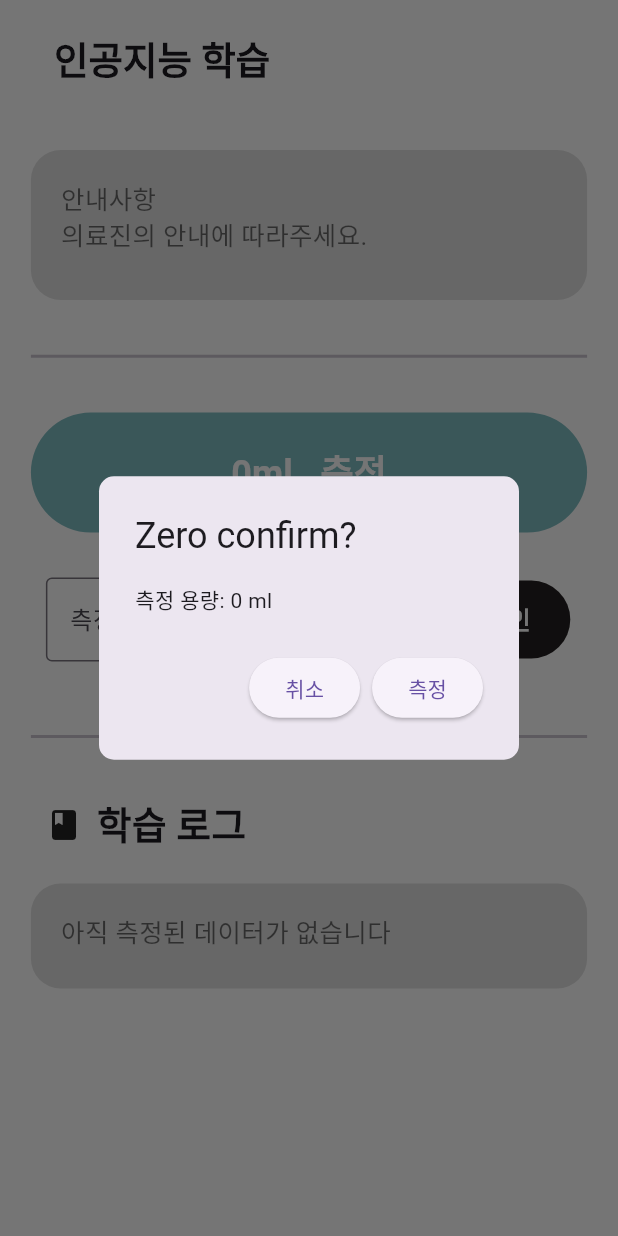
After one commit to isaaclkh/MLApp, a Flutter app: the screen it shows after launch, after a tap on an icon or button, on a phone screen of 412 x 824 dp. The commit adds this screen. Run offline on Flutter 3.47's test engine with Material 3 defaults, Android fonts, the phone set to English and light mode, and no system bars; our stand-ins replace flutter_form_builder, logger, lottie, percent_indicator, permission_handler; missing offline and left inert: alarm, cupertino_battery_indicator.

Commit message:
:sparkles: Feat: "AI Screen testing" - AI Screen UI testing

```diff
--- /dev/null
+++ b/lib/before/aiScreen.dart
@@ -0,0 +1,310 @@
+import 'package:flutter/cupertino.dart';
+import 'package:flutter/material.dart';
+import 'package:intl/intl.dart';
+
+class AIScreen extends StatefulWidget {
+  const AIScreen({super.key});
+
+  @override
+  State<AIScreen> createState() => _AIScreenState();
+}
+
+class _AIScreenState extends State<AIScreen> {
+
+  List<String> measureLog = [];
+  final txtController = TextEditingController();
+  final ScrollController _scrollController = ScrollController();
+
+  String timeStamp(){
+    DateTime now = DateTime.now();
+    String formattedTime = DateFormat.Hms().format(now);
+    return formattedTime;
+  }
+
+  void _confirm(){
+    showDialog(
+        context: context,
+        barrierDismissible: false,
+        builder: (BuildContext context){
+          return AlertDialog(
+            shape: RoundedRectangleBorder(
+              borderRadius: BorderRadius.circular(10.0),
+            ),
+            title: const Text("Confirming input data"),
+            content: Column(
+              mainAxisSize: MainAxisSize.min,
+              crossAxisAlignment: CrossAxisAlignment.start,
+              children: [
+                Text("측정 용량: ${txtController.text} ml"),
+              ],
+            ),
+            actions: [
+              ElevatedButton(
+                onPressed: () => Navigator.of(context).pop(),
+                child: const Text("취소"),
+              ),
+              ElevatedButton(
+                onPressed: (){
+                  setState(() {
+                    String log = "";
+                    log += timeStamp();
+                    log += ":  ${txtController.text} ml";
+                    measureLog.add(log);
+                    txtController.clear();
+                    Navigator.of(context).pop();
+                  });
+                },
+                child: const Text("측정"),
+              ),
+            ],
+          );
+        }
+    );
+  }
+
+  void _zeroConfirm(){
+    showDialog(
+        context: context,
+        barrierDismissible: false,
+        builder: (BuildContext context){
+          return AlertDialog(
+            shape: RoundedRectangleBorder(
+              borderRadius: BorderRadius.circular(10.0),
+            ),
+            title: const Text("Zero confirm?"),
+            content: const Column(
+              mainAxisSize: MainAxisSize.min,
+              crossAxisAlignment: CrossAxisAlignment.start,
+              children: [
+                Text("측정 용량: 0 ml"),
+              ],
+            ),
+            actions: [
+              ElevatedButton(
+                onPressed: () => Navigator.of(context).pop(),
+                child: const Text("취소"),
+              ),
+              ElevatedButton(
+                onPressed: (){
+                  setState(() {
+                    String log = "";
+                    log += timeStamp();
+                    log += ":  0 ml";
+                    measureLog.add(log);
+                    txtController.clear();
+                    Navigator.of(context).pop();
+                  });
+                },
+                child: const Text("측정"),
+              ),
+            ],
+          );
+        }
+    );
+  }
+
+  @override
+  Widget build(BuildContext context) {
+
+    WidgetsBinding.instance.addPostFrameCallback((_) {
+      if(_scrollController.hasClients){
+        _scrollController.animateTo(
+            _scrollController.position.maxScrollExtent,
+            duration: const Duration(milliseconds: 10,),
+            curve: Curves.linear);
+      }
+    });
+
+    return GestureDetector(
+      onTap: (){
+        FocusScope.of(context).unfocus();
+      },
+      child: Scaffold(
+        backgroundColor: Colors.white,
+        appBar: AppBar(
+          title: const Row(
+            children: [
+              SizedBox(width: 20,),
+              Text("인공지능 학습", style: TextStyle(fontWeight: FontWeight.bold, fontSize: 25,),),
+            ],
+          ),
+          elevation: 0.0,
+          scrolledUnderElevation: 0.0,
+          backgroundColor: Colors.white,
+          centerTitle: false,
+          toolbarHeight: 80,
+        ),
+
+        body: Center(
+          child: SizedBox(
+            width: MediaQuery.of(context).size.width * 0.9,
+            child: ListView(
+              // mainAxisAlignment: MainAxisAlignment.end,
+              // crossAxisAlignment: CrossAxisAlignment.center,
+              // mainAxisSize: MainAxisSize.min,
+              children: [
+                const SizedBox(
+                  height: 20,
+                ),
+                Container(
+                  width: MediaQuery.of(context).size.width * 0.9,
+                  height: 100,
+                  decoration: BoxDecoration(
+                    borderRadius: BorderRadius.circular(20),
+                    color: Colors.black12,
+                  ),
+                  child: const Padding(
+                    padding: EdgeInsets.only(left: 20, top: 20,),
+                    child: Text(
+                      "안내사항\n의료진의 안내에 따라주세요.",
+                      style: TextStyle(color: Colors.black54, fontSize: 17, ),
+                    ),
+                  ),
+                ),
+                // const Spacer(flex: 8,),
+                const Divider(thickness: 2.0, height: 75,),
+                SizedBox(
+                  width: MediaQuery.of(context).size.width * 0.9,
+                  height: 80,
+                  child: FilledButton(
+                    style: FilledButton.styleFrom(
+                      backgroundColor: const Color.fromRGBO(126, 189, 194, 1),
+                    ),
+                    onPressed: _zeroConfirm,
+                    child: const Text("0ml   측정", style: TextStyle(fontSize: 24, fontWeight: FontWeight.bold),),
+                  ),
+                ),
+                const SizedBox(height: 30,),
+                Row(
+                  children: [
+                    Padding(
+                      padding: const EdgeInsets.only(left: 10,),
+                      child: SizedBox(
+                        width: MediaQuery.of(context).size.width * 0.6,
+                        child: TextField(
+                          keyboardType: TextInputType.number,
+                          controller: txtController,
+                          decoration: const InputDecoration(
+                            border: OutlineInputBorder(),
+                            labelText: '측정 용량을 적어주세요',
+                          ),
+                        ),
+                      ),
+                    ),
+                    const SizedBox(
+                      width: 20,
+                    ),
+                    SizedBox(
+                      width: MediaQuery.of(context).size.width * 0.2,
+                      height: 52,
+                      child: FilledButton(
+                        style: FilledButton.styleFrom(
+                          backgroundColor: const Color.fromRGBO(35, 31, 32, 1),
+                        ),
+                        onPressed: _confirm,
+                        child: const Text("확인", style: TextStyle(fontSize: 16, fontWeight: FontWeight.bold),),
+                      ),
+                    ),
+                  ],
+                ),
+
+                const SizedBox(height: 10,),
+
+                const Divider(thickness: 2.0, height: 80,),
+
+                const Padding(
+                  padding: EdgeInsets.only(left: 10, bottom: 20,),
+                  child: Align(
+                    alignment: Alignment.topLeft,
+                    child: Row(
+                      children: [
+                        Icon(Icons.book),
+                        SizedBox(width: 10,),
+                        Text("학습 로그", style: TextStyle(fontWeight: FontWeight.bold, fontSize: 25,),),
+                      ],
+                    ),
+                  ),
+                ),
+
+                measureLog.isNotEmpty ?
+                Padding(
+                  padding: const EdgeInsets.only(left: 10,),
+                  child: Container(
+                    decoration: BoxDecoration(
+                      borderRadius: BorderRadius.circular(20),
+                      color: Colors.black12,
+                    ),
+                    height: 200,
+                    child: Align(
+                      alignment: Alignment.topLeft,
+                      child: Padding(
+                        padding: const EdgeInsets.only(left: 25, top: 25),
+                        child: ListView.builder(
+                          controller: _scrollController,
+                          scrollDirection: Axis.vertical,
+                          shrinkWrap: true,
+                          itemCount: measureLog.length,
+                          reverse: true,
+                          itemBuilder: (context, index){
+                            return Column(
+                              mainAxisAlignment: MainAxisAlignment.start,
+                              crossAxisAlignment: CrossAxisAlignment.start,
+                              children: [
+                                Text(
+                                  measureLog[index],
+                                  style: const TextStyle(
+                                    fontSize: 20,
+                                    fontWeight: FontWeight.bold,
+                                  ),
+                                ),
+                                const SizedBox(height: 15,),
+                              ],
+                            );
+                          }
+                        ),
+                      ),
+                    ),
+                  ),
+                ): Center(
+                  child: Container(
+                    width: MediaQuery.of(context).size.width * 0.9,
+                    height: 70,
+                    decoration: BoxDecoration(
+                      borderRadius: BorderRadius.circular(20),
+                      color: Colors.black12,
+                    ),
+                    child: const Padding(
+                      padding: EdgeInsets.only(left: 20, top: 20,),
+                      child: Text("아직 측정된 데이터가 없습니다", style: TextStyle(fontSize: 17, color: Colors.black54,),),
+                    ),
+                  ),
+                ),
+                // const Spacer(flex: 1,),
+
+                measureLog.length >= 2 ?
+                Padding(
+                  padding: const EdgeInsets.only(top: 30, bottom: 20,),
+                  child: SizedBox(
+                    width: MediaQuery.of(context).size.width * 0.9,
+                    height: 70,
+                    child: FilledButton(
+                      style: FilledButton.styleFrom(
+                        backgroundColor: Colors.blueGrey,
+                      ),
+                      onPressed: (){
+                        // TODO : Alert
+                      },
+                      child: const Text("학습 시작", style: TextStyle(fontSize: 24, fontWeight: FontWeight.bold),),
+                    ),
+                  ),
+                ): Container(),
+
+                const SizedBox(height: 50,),
+              ],
+            ),
+          ),
+        ),
+      ),
+    );
+  }
+}
--- a/lib/main.dart
+++ b/lib/main.dart
@@ -1,6 +1,8 @@
 import 'package:alarm/alarm.dart';
+import 'package:first/before/aiScreen.dart';
 import 'package:first/chat/temp.dart';
 import 'package:first/home_ui.dart';
+import 'package:first/reference16.dart';
 import 'package:flutter/cupertino.dart';
 import 'package:flutter/material.dart';
 import 'package:flutter/services.dart';
@@ -15,7 +17,7 @@ Future<void> main() async {
 
   runApp(
     const MaterialApp(
-      home: HomeUI(),
+      home: AIScreen(),
     )
   );
 }
--- a/pubspec.yaml
+++ b/pubspec.yaml
@@ -75,6 +75,7 @@ flutter:
    - assets/marimba.mp3
    - assets/walking.json
    - assets/logo.png
+   - assets/wave.json
 
   # An image asset can refer to one or more resolution-specific "variants", see
   # https://flutter.dev/assets-and-images/#resolution-aware
```
Also changed, not shown: assets/wave.json (added, +1 -0 lines), lib/reference16.dart (added, +84 -0 lines), lib/before/monitoringScreen.dart (added), lib/before/settingsScreen.dart (added).
